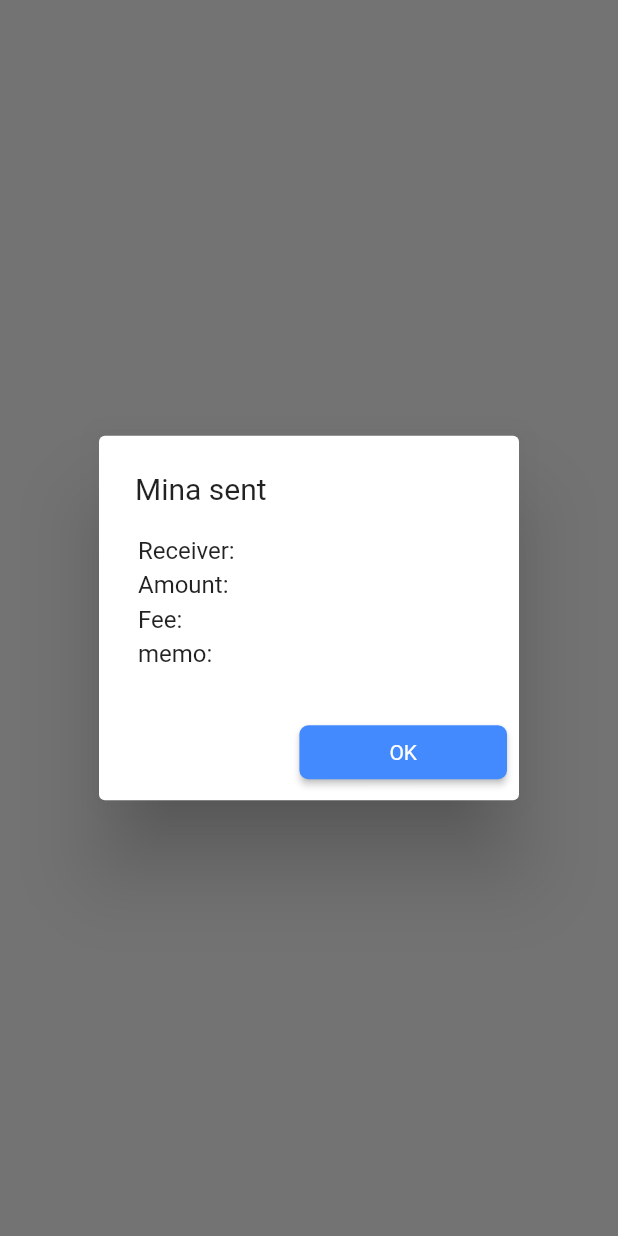
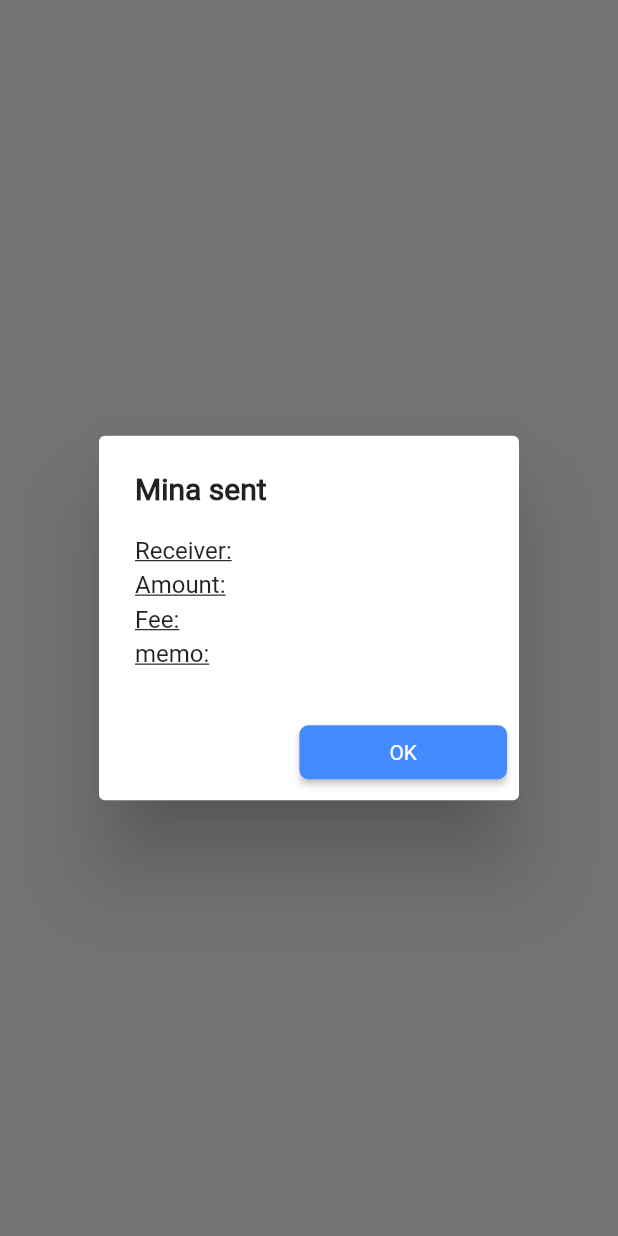
Before and after one commit to crackerli/coda-mobile-wallet, a Flutter app: what showSendSuccessDialog() shows on an empty page, opened directly with empty values, on a phone screen of 412 x 824 dp. Run offline on Flutter 3.47's test engine with Material 2 defaults, Android fonts, the light colour scheme and no system bars; our stand-ins replace equatable, flutter_bloc, flutter_screenutil, flutter_speed_dial, graphql, keyboard_actions and 2 more; missing offline and left inert: qr_code_scanner; accounts and stored records are empty; network calls fail.

Commit message:
check the style of mina sent dialog

```diff
--- a/lib/send_token/screens/send_token_dialog.dart
+++ b/lib/send_token/screens/send_token_dialog.dart
@@ -92,20 +92,22 @@ void showSendSuccessDialog(
   showDialog(
     context: buildContext,
     builder: (BuildContext context) =>
-      AlertDialog(
-        title: Text('Mina sent'),
+      ButtonBarTheme(
+        data: ButtonBarThemeData(alignment: MainAxisAlignment.center),
+        child: AlertDialog(
+          title: Text('Mina sent', style: TextStyle(fontWeight: FontWeight.bold),),
           content: Column(
             mainAxisAlignment: MainAxisAlignment.start,
             crossAxisAlignment: CrossAxisAlignment.start,
             mainAxisSize: MainAxisSize.min,
             children: [
-            Text("Receiver: $receiver", textAlign: TextAlign.center,),
+              Text("Receiver: $receiver", textAlign: TextAlign.left, style: TextStyle(decoration: TextDecoration.underline),),
               Container(height: 4),
-            Text("Amount: $amount", textAlign: TextAlign.center),
+              Text("Amount: $amount", textAlign: TextAlign.left, style: TextStyle(decoration: TextDecoration.underline)),
               Container(height: 4),
-            Text("Fee: $fee", textAlign: TextAlign.center),
+              Text("Fee: $fee", textAlign: TextAlign.left, style: TextStyle(decoration: TextDecoration.underline)),
               Container(height: 4),
-            Text("memo: $memo", textAlign: TextAlign.center)
+              Text("memo: $memo", textAlign: TextAlign.left, style: TextStyle(decoration: TextDecoration.underline))
             ]
           ),
           actions: <Widget>[
@@ -118,5 +120,6 @@ void showSendSuccessDialog(
             )
           ]
         )
+      )
   );
 }
```
Lines whose indentation alone changed are shown as unchanged.
